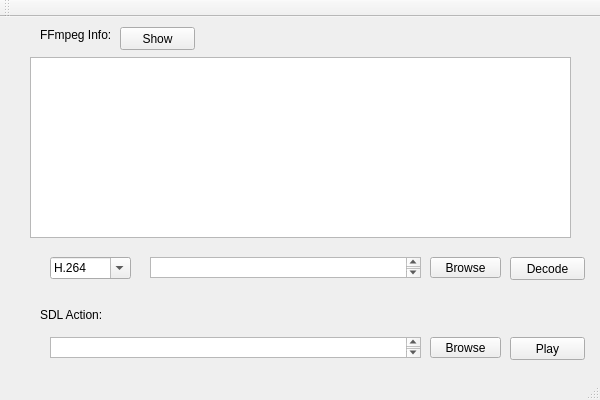
This is src/JaysMPlayer.ui in JayHeng/pzh-vs-mplayer as Qt 5 draws it before an edit. The edited form follows.
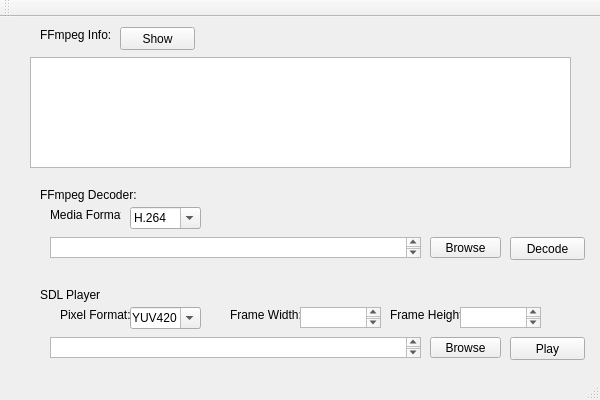
This is the edited form.

Commit message: [UI] Add new Widgets (media format, frame size)

The edit to the form file:
```diff
--- a/src/JaysMPlayer.ui
+++ b/src/JaysMPlayer.ui
@@ -33,7 +33,7 @@
       <x>30</x>
       <y>40</y>
       <width>541</width>
-      <height>181</height>
+      <height>111</height>
      </rect>
     </property>
    </widget>
@@ -67,13 +67,13 @@
     <property name="geometry">
      <rect>
       <x>40</x>
-      <y>290</y>
+      <y>270</y>
       <width>61</width>
       <height>16</height>
      </rect>
     </property>
     <property name="text">
-     <string>SDL Action:</string>
+     <string>SDL Player:</string>
     </property>
    </widget>
    <widget class="QToolButton" name="toolButton_browseFileToPlay">
@@ -102,9 +102,9 @@
    <widget class="QTextEdit" name="textEdit_showFileToDecode">
     <property name="geometry">
      <rect>
-      <x>150</x>
-      <y>240</y>
-      <width>271</width>
+      <x>50</x>
+      <y>220</y>
+      <width>371</width>
       <height>21</height>
      </rect>
     </property>
@@ -113,7 +113,7 @@
     <property name="geometry">
      <rect>
       <x>430</x>
-      <y>240</y>
+      <y>220</y>
       <width>71</width>
       <height>21</height>
      </rect>
@@ -126,7 +126,7 @@
     <property name="geometry">
      <rect>
       <x>510</x>
-      <y>240</y>
+      <y>220</y>
       <width>75</width>
       <height>23</height>
      </rect>
@@ -138,9 +138,9 @@
    <widget class="QComboBox" name="comboBox_mediaInFormat">
     <property name="geometry">
      <rect>
-      <x>50</x>
-      <y>240</y>
-      <width>81</width>
+      <x>130</x>
+      <y>190</y>
+      <width>71</width>
       <height>22</height>
      </rect>
     </property>
@@ -169,6 +169,115 @@
      </property>
     </item>
    </widget>
+   <widget class="QLabel" name="label_ffmpegDecoder">
+    <property name="geometry">
+     <rect>
+      <x>40</x>
+      <y>170</y>
+      <width>101</width>
+      <height>16</height>
+     </rect>
+    </property>
+    <property name="text">
+     <string>FFmpeg Decoder:</string>
+    </property>
+   </widget>
+   <widget class="QComboBox" name="comboBox_pixelFormat">
+    <property name="geometry">
+     <rect>
+      <x>130</x>
+      <y>290</y>
+      <width>71</width>
+      <height>22</height>
+     </rect>
+    </property>
+    <property name="editable">
+     <bool>true</bool>
+    </property>
+    <property name="currentIndex">
+     <number>0</number>
+    </property>
+    <property name="maxVisibleItems">
+     <number>3</number>
+    </property>
+    <item>
+     <property name="text">
+      <string>YUV420</string>
+     </property>
+    </item>
+   </widget>
+   <widget class="QLabel" name="label_pixelFormat">
+    <property name="geometry">
+     <rect>
+      <x>60</x>
+      <y>290</y>
+      <width>71</width>
+      <height>16</height>
+     </rect>
+    </property>
+    <property name="text">
+     <string>Pixel Format:</string>
+    </property>
+   </widget>
+   <widget class="QLabel" name="label_mediaInFormat">
+    <property name="geometry">
+     <rect>
+      <x>50</x>
+      <y>190</y>
+      <width>71</width>
+      <height>16</height>
+     </rect>
+    </property>
+    <property name="text">
+     <string>Media Format:</string>
+    </property>
+   </widget>
+   <widget class="QLabel" name="label_frameWidth">
+    <property name="geometry">
+     <rect>
+      <x>230</x>
+      <y>290</y>
+      <width>71</width>
+      <height>16</height>
+     </rect>
+    </property>
+    <property name="text">
+     <string>Frame Width:</string>
+    </property>
+   </widget>
+   <widget class="QLabel" name="label_frameHeight">
+    <property name="geometry">
+     <rect>
+      <x>390</x>
+      <y>290</y>
+      <width>71</width>
+      <height>16</height>
+     </rect>
+    </property>
+    <property name="text">
+     <string>Frame Height:</string>
+    </property>
+   </widget>
+   <widget class="QTextEdit" name="textEdit_frameWidth">
+    <property name="geometry">
+     <rect>
+      <x>300</x>
+      <y>290</y>
+      <width>81</width>
+      <height>21</height>
+     </rect>
+    </property>
+   </widget>
+   <widget class="QTextEdit" name="textEdit_frameHeight">
+    <property name="geometry">
+     <rect>
+      <x>460</x>
+      <y>290</y>
+      <width>81</width>
+      <height>21</height>
+     </rect>
+    </property>
+   </widget>
   </widget>
   <widget class="QMenuBar" name="menuBar">
    <property name="geometry">
```
Left out of the diff: 2 changed lines with no effect on the pictures. The commit also changes 1 other file.
